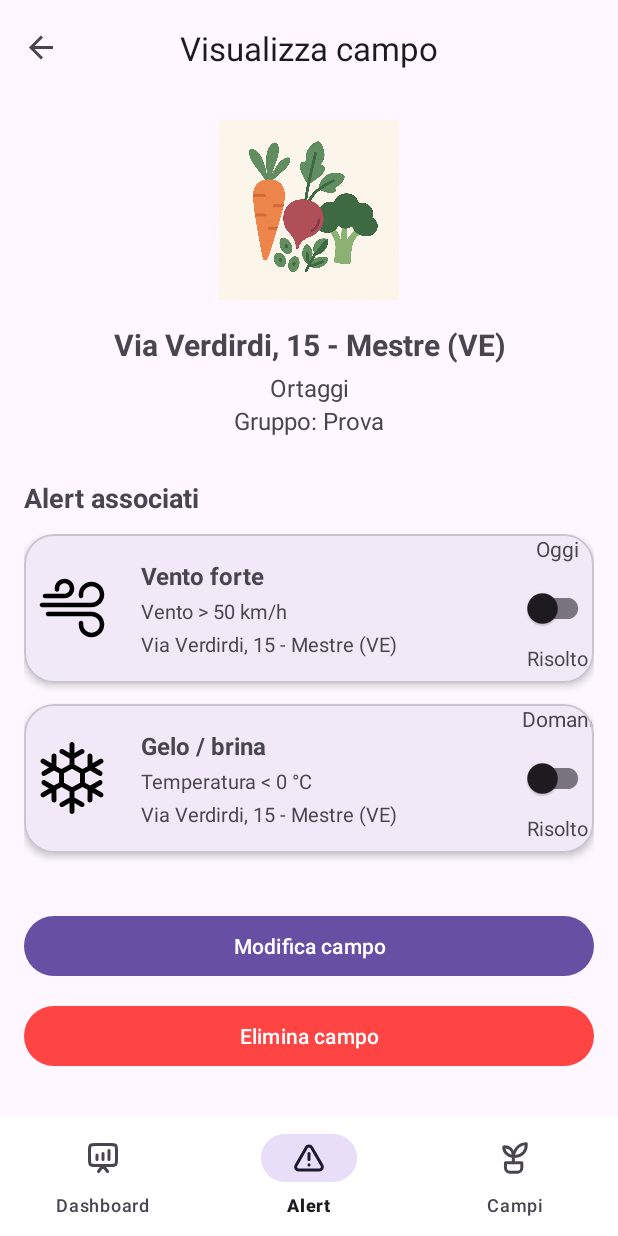
After one commit to nicolaruffato/agrialert, an Android app: the ViewFieldFragment screen opened through its navigation route, on a phone screen of 412 x 824 dp. The commit adds this screen. Run offline under Robolectric (Android 15) with nearby library versions, the phone set to English and light mode, and no system bars; our stand-ins replace navigation-ui.

Commit message:
feat: implement ViewFieldFragment with UI,navigation and field card click

```diff
--- /dev/null
+++ b/app/src/main/java/com/agrialert/ui/fields/ViewFieldFragment.java
@@ -0,0 +1,101 @@
+package com.agrialert.ui.fields;
+
+import android.os.Bundle;
+import android.view.LayoutInflater;
+import android.view.View;
+import android.view.ViewGroup;
+import android.widget.ImageView;
+import android.widget.TextView;
+
+import androidx.annotation.NonNull;
+import androidx.annotation.Nullable;
+import androidx.fragment.app.Fragment;
+import androidx.recyclerview.widget.LinearLayoutManager;
+import androidx.recyclerview.widget.RecyclerView;
+
+import com.agrialert.R;
+import com.agrialert.ui.alerts.AlertUiModel;
+import com.agrialert.ui.alerts.AlertsAdapter;
+
+import java.util.ArrayList;
+import java.util.List;
+
+public class ViewFieldFragment extends Fragment {
+
+    private ImageView imgFieldIcon;
+    private TextView txtFieldAddress;
+    private TextView txtFieldCrop;
+    private TextView txtFieldGroup;
+    private RecyclerView rvFieldAlerts;
+
+    private AlertsAdapter alertsAdapter;
+
+    public ViewFieldFragment() {
+        // costruttore vuoto richiesto
+    }
+
+    @Override
+    public View onCreateView(@NonNull LayoutInflater inflater,
+                             ViewGroup container,
+                             Bundle savedInstanceState) {
+        return inflater.inflate(R.layout.fragment_view_field, container, false);
+    }
+
+    @Override
+    public void onViewCreated(@NonNull View view,
+                              @Nullable Bundle savedInstanceState) {
+        super.onViewCreated(view, savedInstanceState);
+
+        // header
+        imgFieldIcon = view.findViewById(R.id.imgFieldIcon);
+        txtFieldAddress = view.findViewById(R.id.txtFieldAddress);
+        txtFieldCrop = view.findViewById(R.id.txtFieldCrop);
+        txtFieldGroup = view.findViewById(R.id.txtFieldGroup);
+
+        // lista alert
+        rvFieldAlerts = view.findViewById(R.id.rvFieldAlerts);
+        rvFieldAlerts.setLayoutManager(new LinearLayoutManager(requireContext()));
+
+        // adapter degli alert (qui non ci serve aggiornare le tab, quindi listener vuoto)
+        alertsAdapter = new AlertsAdapter((alert, isResolved) -> {
+            alert.isResolved = isResolved;
+        });
+        rvFieldAlerts.setAdapter(alertsAdapter);
+
+        // per ora dati FINTI per provare la UI
+        bindFakeFieldData();
+    }
+
+    private void bindFakeFieldData() {
+        // dati finti header
+        imgFieldIcon.setImageResource(R.drawable.ic_ortaggi); // cambia con la tua icona se serve
+        txtFieldAddress.setText("Via Verdirdi, 15 - Mestre (VE)");
+        txtFieldCrop.setText("Ortaggi");
+        txtFieldGroup.setText("Gruppo: Prova");
+
+        // dati finti alert del campo
+        List<AlertUiModel> alerts = new ArrayList<>();
+        alerts.add(new AlertUiModel(
+                1L,
+                "VENTO_FORTE",
+                "Vento forte",
+                "Vento > 50 km/h",
+                "Via Verdirdi, 15 - Mestre (VE)",
+                "Oggi",
+                false,
+                R.drawable.ic_alert_vento
+        ));
+        alerts.add(new AlertUiModel(
+                2L,
+                "GELO_BRINA",
+                "Gelo / brina",
+                "Temperatura < 0 °C",
+                "Via Verdirdi, 15 - Mestre (VE)",
+                "Domani",
+                false,
+                R.drawable.ic_alert_gelo
+        ));
+
+        alertsAdapter.submitList(alerts);
+    }
+}
--- /dev/null
+++ b/app/src/main/res/layout/fragment_view_field.xml
@@ -0,0 +1,85 @@
+<?xml version="1.0" encoding="utf-8"?>
+<ScrollView xmlns:android="http://schemas.android.com/apk/res/android"
+    xmlns:app="http://schemas.android.com/apk/res-auto"
+    android:layout_width="match_parent"
+    android:layout_height="match_parent"
+    android:padding="16dp">
+
+    <LinearLayout
+        android:orientation="vertical"
+        android:layout_width="match_parent"
+        android:layout_height="wrap_content">
+
+        <!-- ICONA GRANDE DEL CAMPO -->
+        <ImageView
+            android:id="@+id/imgFieldIcon"
+            android:layout_width="120dp"
+            android:layout_height="120dp"
+            android:layout_gravity="center_horizontal"
+            android:src="@drawable/ic_ortaggi"
+            android:layout_marginBottom="16dp" />
+
+        <!-- INDIRIZZO -->
+        <TextView
+            android:id="@+id/txtFieldAddress"
+            android:layout_width="match_parent"
+            android:layout_height="wrap_content"
+            android:text="Via Verdirdi, 15 - Mestre (VE)"
+            android:textSize="20sp"
+            android:textStyle="bold"
+            android:gravity="center"
+            android:layout_marginBottom="4dp"/>
+
+        <!-- COLTURA -->
+        <TextView
+            android:id="@+id/txtFieldCrop"
+            android:layout_width="match_parent"
+            android:layout_height="wrap_content"
+            android:text="Ortaggi"
+            android:textSize="16sp"
+            android:gravity="center"/>
+
+        <!-- GRUPPO -->
+        <TextView
+            android:id="@+id/txtFieldGroup"
+            android:layout_width="match_parent"
+            android:layout_height="wrap_content"
+            android:text="Gruppo: Prova"
+            android:textSize="16sp"
+            android:gravity="center"
+            android:layout_marginBottom="16dp"/>
+
+        <!-- TITOLO LISTA ALERT -->
+        <TextView
+            android:layout_width="wrap_content"
+            android:layout_height="wrap_content"
+            android:text="Alert associati"
+            android:textStyle="bold"
+            android:textSize="18sp"
+            android:layout_marginTop="12dp"
+            android:layout_marginBottom="12dp"/>
+
+        <!-- LISTA ALERT DEL CAMPO -->
+        <androidx.recyclerview.widget.RecyclerView
+            android:id="@+id/rvFieldAlerts"
+            android:layout_width="match_parent"
+            android:layout_height="wrap_content" />
+
+        <!-- BOTTONI FONDO -->
+        <com.google.android.material.button.MaterialButton
+            android:id="@+id/btnEditField"
+            android:layout_width="match_parent"
+            android:layout_height="wrap_content"
+            android:text="Modifica campo"
+            android:layout_marginTop="24dp"/>
+
+        <com.google.android.material.button.MaterialButton
+            android:id="@+id/btnDeleteField"
+            android:layout_width="match_parent"
+            android:layout_height="wrap_content"
+            android:text="Elimina campo"
+            android:layout_marginTop="12dp"
+            app:backgroundTint="@android:color/holo_red_light"/>
+    </LinearLayout>
+
+</ScrollView>
--- a/app/src/main/res/navigation/nav_graph.xml
+++ b/app/src/main/res/navigation/nav_graph.xml
@@ -12,7 +12,17 @@
     <fragment
         android:id="@+id/fieldsListFragment"
         android:name="com.agrialert.ui.fields.FieldsListFragment"
-        android:label="Campi" />
+        android:label="Campi">
+        <action
+            android:id="@+id/action_fieldsListFragment_to_viewFieldFragment"
+            app:destination="@id/viewFieldFragment" />
+    </fragment>
+
+
+    <fragment
+        android:id="@+id/viewFieldFragment"
+        android:name="com.agrialert.ui.fields.ViewFieldFragment"
+        android:label="Visualizza campo" />
 
     <fragment
         android:id="@+id/dashboardFragment"
```
Also changed, not shown: app/src/main/java/com/agrialert/ui/fields/FieldUiModel.java (+10 -10 lines), app/src/main/java/com/agrialert/ui/fields/FieldsAdapter.java (+50 -53 lines), app/src/main/java/com/agrialert/ui/fields/FieldsListFragment.java (+15 -14 lines), app/src/main/res/layout/item_field.xml (+10 -0 lines).
